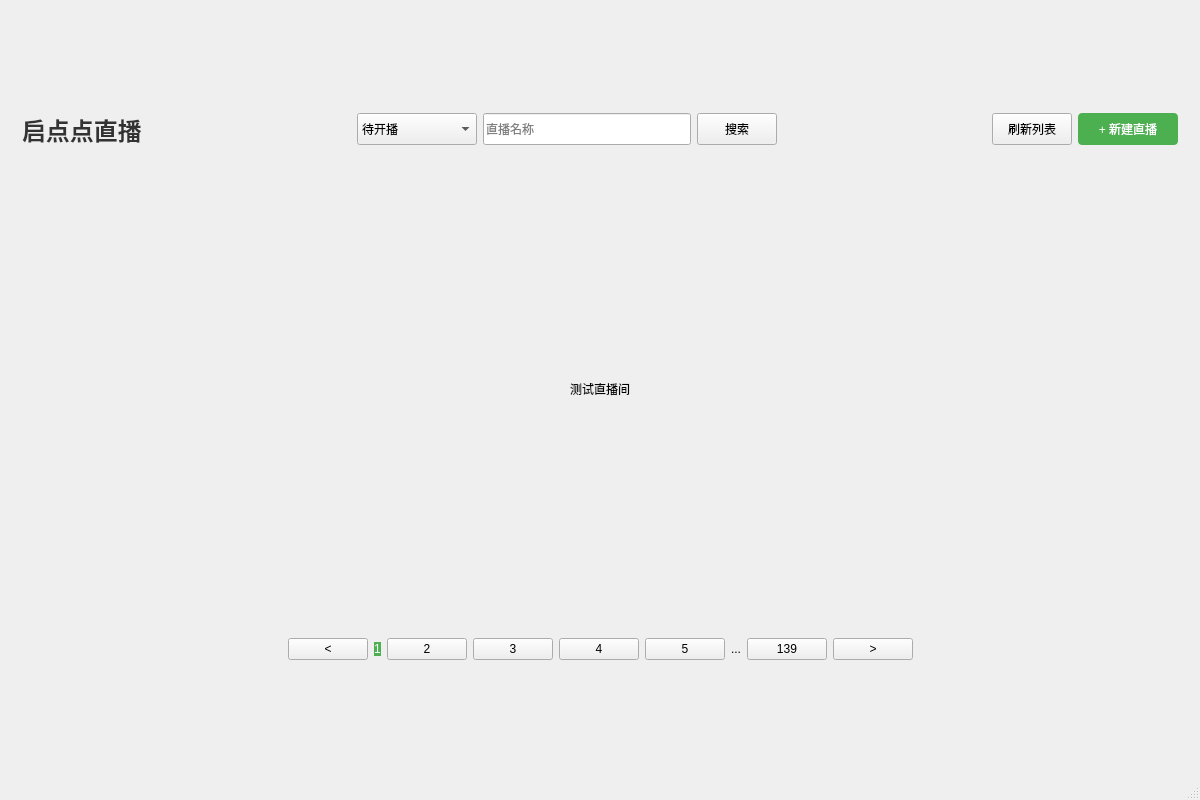
Qt form src/app/live_list_window.ui (fancrystal/livePCWindows) before a commit.
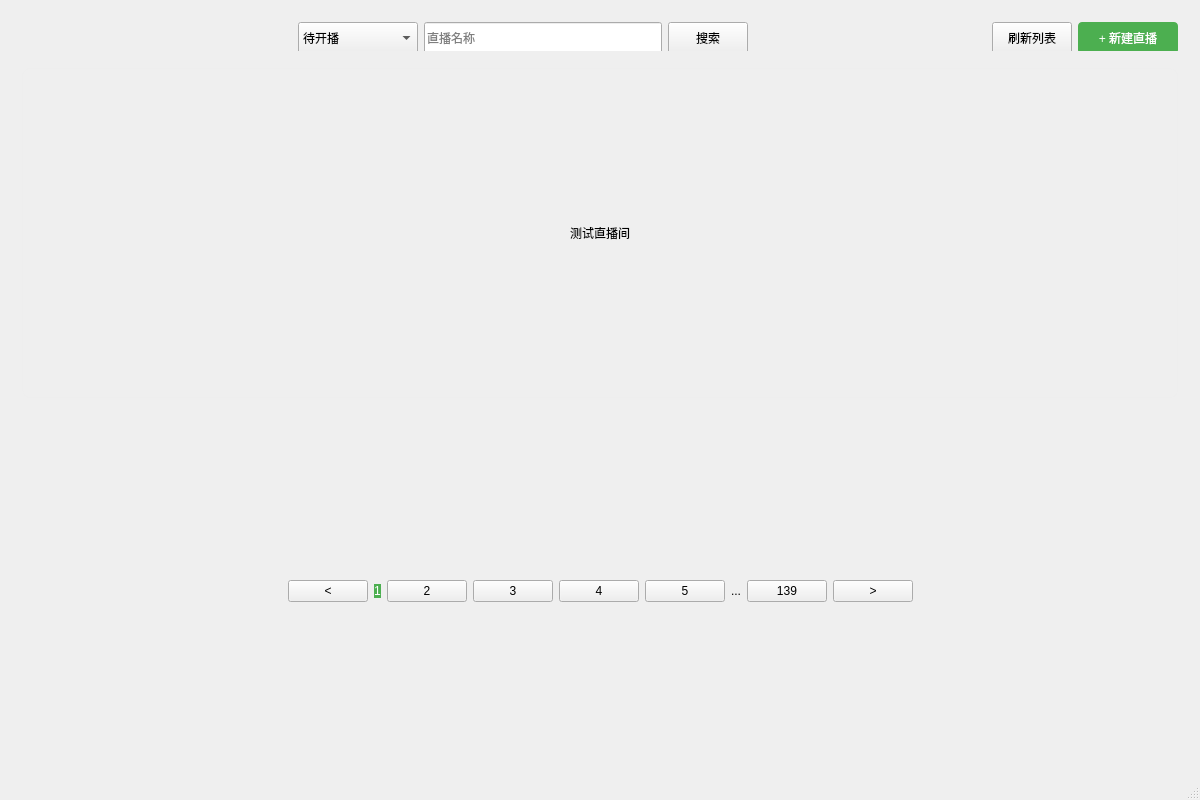
The same form after that commit.

The edit to the form file:
```diff
--- a/src/app/live_list_window.ui
+++ b/src/app/live_list_window.ui
@@ -17,11 +17,35 @@
    <layout class="QVBoxLayout" name="verticalLayout">
     <item>
      <widget class="QWidget" name="headerWidget" native="true">
+      <property name="minimumSize">
+       <size>
+        <width>0</width>
+        <height>40</height>
+       </size>
+      </property>
+      <property name="maximumSize">
+       <size>
+        <width>16777215</width>
+        <height>40</height>
+       </size>
+      </property>
       <layout class="QHBoxLayout" name="horizontalLayout_2">
        <item>
         <widget class="QLabel" name="logoLabel">
+         <property name="minimumSize">
+          <size>
+           <width>32</width>
+           <height>32</height>
+          </size>
+         </property>
+         <property name="maximumSize">
+          <size>
+           <width>32</width>
+           <height>32</height>
+          </size>
+         </property>
          <property name="text">
-          <string>启点点直播</string>
+          <string/>
          </property>
          <property name="styleSheet">
           <string notr="true">font-size: 24px; font-weight: bold; color: #333;</string>
```
